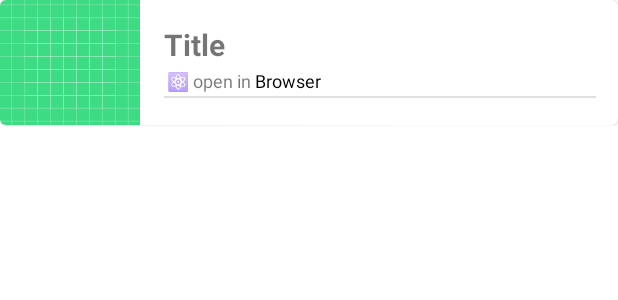
After one commit to Mehranalam/NewsApp, an Android app: the layout favorite_items_layout.xml on its own in the app's theme, with its tools: preview values and no code run, on a phone screen of 412 x 824 dp. The commit adds this screen. Shown: the top 300 px of the screen. Run offline under Robolectric (Android 15) with nearby library versions, the phone set to English and light mode, and no system bars; network calls fail; Roboto replaces fonts that are not available here.

Commit message:
add SQlite databese for favorite part.

```diff
--- a/app/build.gradle
+++ b/app/build.gradle
@@ -29,8 +29,10 @@ android {
 
 dependencies {
     def fragment_version = "1.4.0"
+    def room_version = "2.4.0"
 
-
+    implementation "androidx.room:room-runtime:$room_version"
+    annotationProcessor "androidx.room:room-compiler:$room_version"
     implementation "androidx.fragment:fragment:$fragment_version"
     implementation 'com.facebook.shimmer:shimmer:0.5.0'
     implementation 'com.squareup.picasso:picasso:2.5.2'
--- a/app/src/main/AndroidManifest.xml
+++ b/app/src/main/AndroidManifest.xml
@@ -3,6 +3,7 @@
     package="com.mehran.newsapp">
 
     <uses-permission android:name="android.permission.INTERNET"/>
+    <uses-permission android:name="android.permission.READ_EXTERNAL_STORAGE"/>
 
     <application
         android:allowBackup="true"
--- /dev/null
+++ b/app/src/main/res/layout/favorite_items_layout.xml
@@ -0,0 +1,50 @@
+<?xml version="1.0" encoding="utf-8"?>
+<com.google.android.material.card.MaterialCardView xmlns:android="http://schemas.android.com/apk/res/android"
+    android:layout_width="match_parent"
+    android:layout_height="wrap_content">
+
+    <LinearLayout
+        android:layout_width="match_parent"
+        android:layout_height="wrap_content"
+        android:orientation="horizontal">
+
+        <ImageView
+            android:id="@+id/favoriteImage"
+            android:layout_width="93dp"
+            android:layout_height="83dp"
+            android:scaleType="centerCrop"
+            android:src="@drawable/ic_launcher_background" />
+
+        <LinearLayout
+            android:layout_width="320dp"
+            android:layout_height="match_parent"
+            android:orientation="vertical"
+            android:padding="16dp">
+
+            <TextView
+                android:id="@+id/favoriteTitle"
+                android:layout_width="wrap_content"
+                android:layout_height="wrap_content"
+                android:text="Title"
+                android:textSize="20sp"
+                android:textStyle="bold" />
+
+            <TextView
+                android:id="@+id/favoriteOpen"
+                android:layout_width="wrap_content"
+                android:layout_height="wrap_content"
+                android:padding="2dp"
+                android:text="@string/goToUrl"
+                android:textSize="12sp" />
+
+            <View
+                android:id="@+id/divider2"
+                android:layout_width="match_parent"
+                android:layout_height="1dp"
+                android:background="?android:attr/listDivider" />
+
+        </LinearLayout>
+    </LinearLayout>
+
+
+</com.google.android.material.card.MaterialCardView>
--- a/app/src/main/res/values/strings.xml
+++ b/app/src/main/res/values/strings.xml
@@ -1,3 +1,4 @@
 <resources>
     <string name="app_name">NewsApp</string>
+    <string name="goToUrl">⚛️ open in <font color="#000000000">Browser</font></string>
 </resources>
```
Also changed, not shown: app/src/main/java/com/mehran/newsapp/CycleAdapter.java (+25 -3 lines), app/src/main/java/com/mehran/newsapp/DBHandler.java (added, +68 -0 lines), app/src/main/java/com/mehran/newsapp/FavoriteAdapter.java (added, +72 -0 lines), app/src/main/java/com/mehran/newsapp/Favorite_Fragment.java (+43 -0 lines), app/src/main/java/com/mehran/newsapp/MainActivity.java (+9 -16 lines), app/src/main/java/com/mehran/newsapp/NewsFragment.java (+7 -20 lines), app/src/main/java/com/mehran/newsapp/TransferData.java (added, +12 -0 lines), app/src/main/res/layout/favorite_fragment_layout.xml (+4 -8 lines), app/src/main/res/layout/item_layout.xml (+6 -6 lines).
